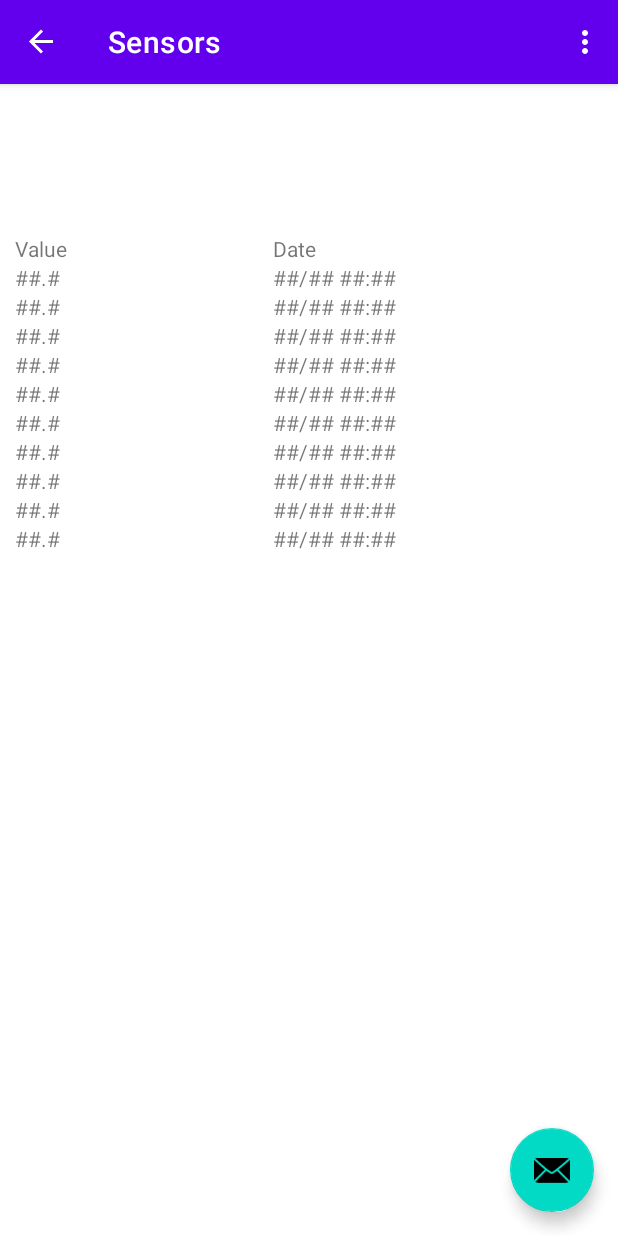
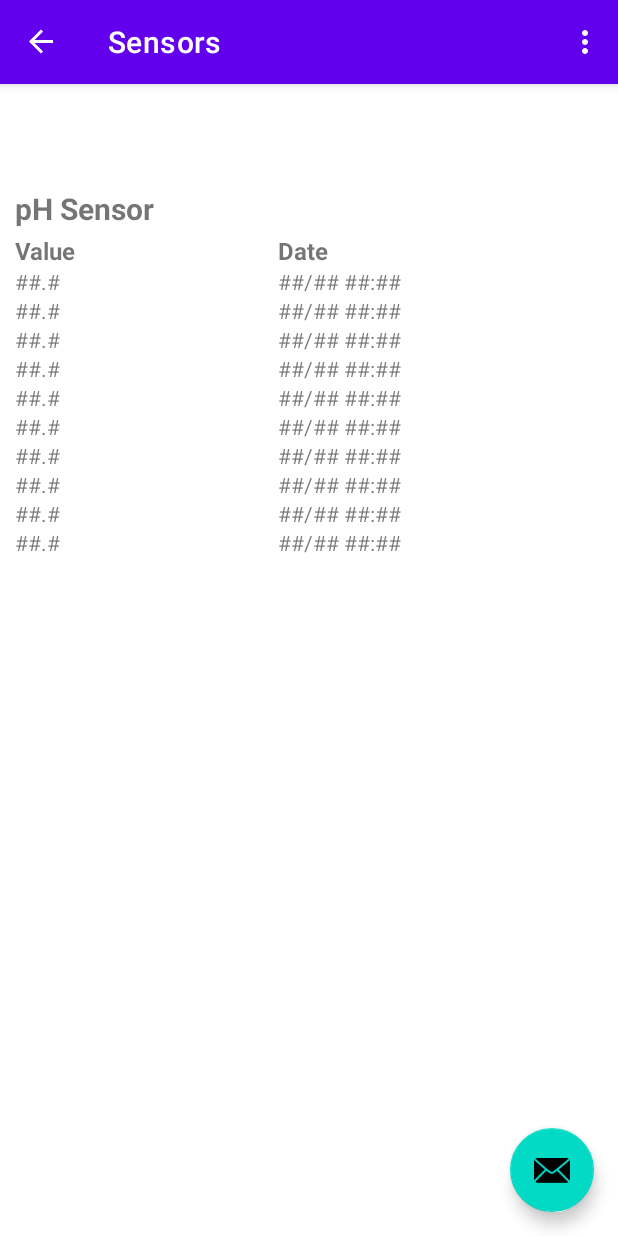
Before and after one commit to bretzle/HydroponicApp, an Android app: the screen it shows after launch (MainActivity), in the side drawer, after a tap on "Sensors", on a phone screen of 412 x 824 dp. Run offline under Robolectric (Android 15) with nearby library versions, the phone set to English and light mode, and no system bars; our stand-ins replace navigation-ui.

Commit message:
Remove some junk

```diff
--- a/app/src/main/res/layout/fragment_sensor.xml
+++ b/app/src/main/res/layout/fragment_sensor.xml
@@ -6,72 +6,7 @@
     android:layout_height="match_parent"
     tools:context=".ui.sensor.SensorFragment">
 
-    <!--    <TextView-->
-    <!--        android:id="@+id/text_sensor"-->
-    <!--        android:layout_width="match_parent"-->
-    <!--        android:layout_height="wrap_content"-->
-    <!--        android:layout_marginStart="8dp"-->
-    <!--        android:layout_marginTop="8dp"-->
-    <!--        android:layout_marginEnd="8dp"-->
-    <!--        android:textAlignment="center"-->
-    <!--        android:textSize="20sp"-->
-    <!--        app:layout_constraintBottom_toBottomOf="parent"-->
-    <!--        app:layout_constraintEnd_toEndOf="parent"-->
-    <!--        app:layout_constraintStart_toStartOf="parent"-->
-    <!--        app:layout_constraintTop_toTopOf="parent" />-->
-
-    <!--    <TextView-->
-    <!--        android:id="@+id/textView2"-->
-    <!--        android:layout_width="wrap_content"-->
-    <!--        android:layout_height="wrap_content"-->
-    <!--        android:layout_marginStart="33dp"-->
-    <!--        android:layout_marginTop="52dp"-->
-    <!--        android:text="pH Sensor"-->
-    <!--        app:layout_constraintStart_toStartOf="parent"-->
-    <!--        app:layout_constraintTop_toTopOf="parent" />-->
-
-
-    <!--    <androidx.recyclerview.widget.RecyclerView-->
-    <!--        android:id="@+id/ph_items"-->
-    <!--        android:layout_width="409dp"-->
-    <!--        android:layout_height="283dp"-->
-    <!--        android:layout_marginStart="1dp"-->
-    <!--        android:layout_marginTop="2dp"-->
-    <!--        app:layout_constraintStart_toStartOf="parent"-->
-    <!--        app:layout_constraintTop_toBottomOf="@+id/textView2" />-->
-
-
-<!--    <LinearLayout xmlns:android="http://schemas.android.com/apk/res/android"-->
-<!--        android:layout_width="match_parent"-->
-<!--        android:layout_height="match_parent"-->
-<!--        android:orientation="vertical">-->
-<!--        &lt;!&ndash;        <RadioGroup&ndash;&gt;-->
-<!--        &lt;!&ndash;            android:layout_width="match_parent"&ndash;&gt;-->
-<!--        &lt;!&ndash;            android:layout_height="wrap_content"&ndash;&gt;-->
-<!--        &lt;!&ndash;            android:checkedButton="@+id/linear_layout_rb"&ndash;&gt;-->
-<!--        &lt;!&ndash;            android:gravity="center_horizontal"&ndash;&gt;-->
-<!--        &lt;!&ndash;            android:orientation="horizontal">&ndash;&gt;-->
-
-<!--        &lt;!&ndash;            <RadioButton&ndash;&gt;-->
-<!--        &lt;!&ndash;                android:id="@+id/linear_layout_rb"&ndash;&gt;-->
-<!--        &lt;!&ndash;                android:layout_width="wrap_content"&ndash;&gt;-->
-<!--        &lt;!&ndash;                android:layout_height="wrap_content"&ndash;&gt;-->
-<!--        &lt;!&ndash;                android:text="@string/linear_layout_manager" />&ndash;&gt;-->
-
-<!--        &lt;!&ndash;            <RadioButton&ndash;&gt;-->
-<!--        &lt;!&ndash;                android:id="@+id/grid_layout_rb"&ndash;&gt;-->
-<!--        &lt;!&ndash;                android:layout_width="wrap_content"&ndash;&gt;-->
-<!--        &lt;!&ndash;                android:layout_height="wrap_content"&ndash;&gt;-->
-<!--        &lt;!&ndash;                android:text="@string/grid_layout_manager" />&ndash;&gt;-->
-<!--        &lt;!&ndash;        </RadioGroup>&ndash;&gt;-->
-
-<!--        <androidx.recyclerview.widget.RecyclerView-->
-<!--            android:id="@+id/recyclerView"-->
-<!--            android:layout_width="match_parent"-->
-<!--            android:layout_height="match_parent" />-->
-<!--    </LinearLayout>-->
-
-    <TableLayout xmlns:android="http://schemas.android.com/apk/res/android"
+    <TableLayout
         android:id="@+id/phTableView"
         android:layout_width="match_parent"
         android:layout_height="match_parent"
@@ -80,18 +15,36 @@
         android:paddingRight="10dp" >
 
         <TableRow>
+
             <TextView
                 android:layout_width="wrap_content"
                 android:layout_height="wrap_content"
                 android:layout_weight="1"
-                android:text="Value" />
+                android:text="Value"
+                android:textSize="16sp"
+                android:textStyle="bold" />
+
             <TextView
                 android:layout_width="wrap_content"
                 android:layout_height="wrap_content"
                 android:layout_weight="1"
-                android:text="Date" />
+                android:text="Date"
+                android:textSize="16sp"
+                android:textStyle="bold" />
         </TableRow>
 
     </TableLayout>
 
+    <TextView
+        android:id="@+id/textView2"
+        android:layout_width="wrap_content"
+        android:layout_height="wrap_content"
+        android:layout_marginStart="10dp"
+        android:layout_marginTop="69dp"
+        android:text="pH Sensor"
+        android:textSize="20sp"
+        android:textStyle="bold"
+        app:layout_constraintStart_toStartOf="parent"
+        app:layout_constraintTop_toTopOf="parent" />
+
 </androidx.constraintlayout.widget.ConstraintLayout>
```
Also changed, not shown: app/src/main/java/edu/hydroponicapp/ui/sensor/CustomAdapter.java (deleted, +0 -58 lines), app/src/main/java/edu/hydroponicapp/ui/sensor/SensorViewModel.java (deleted, +0 -19 lines).
